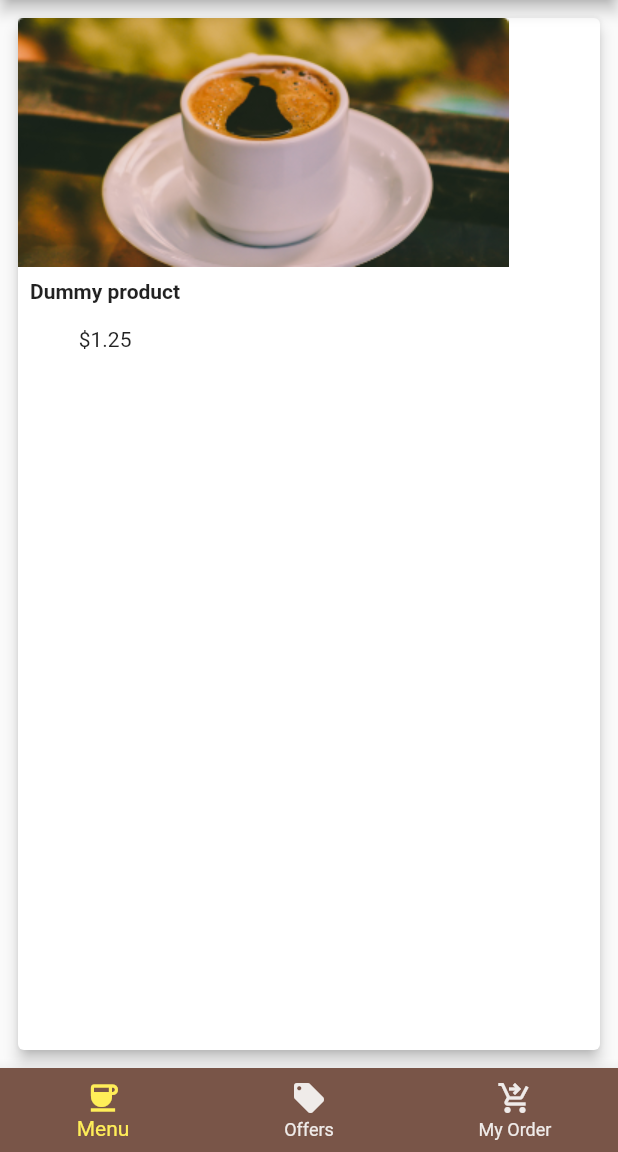
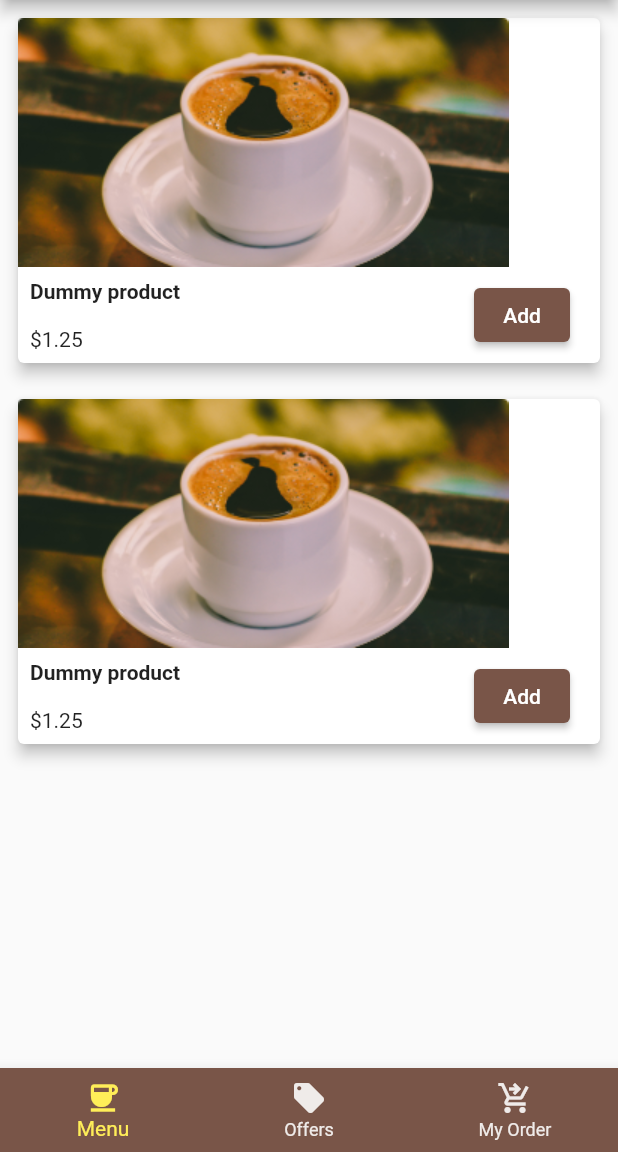
Before and after one commit to codewithdarkwa/coffee-app, a Flutter app: the screen it shows after launch, on a phone screen of 412 x 824 dp, the part 84-1236 px from its top. Run offline on Flutter 3.47's test engine with Material 2 defaults, Android fonts, the phone set to English and light mode, and no system bars.

Commit message:
add a button

```diff
--- a/lib/pages/menupage.dart
+++ b/lib/pages/menupage.dart
@@ -8,7 +8,10 @@ class MenuPage extends StatelessWidget {
   @override
   Widget build(BuildContext context) {
     var p = Product(id: 1, name: "Dummy product", price: 1.25, image: "");
-    return ProductItem(product: p);
+    var q = Product(id: 1, name: "Dummy product", price: 1.25, image: "");
+    return ListView(
+      children: [ProductItem(product: p), ProductItem(product: q)],
+    );
   }
 }
 
@@ -28,8 +31,9 @@ class ProductItem extends StatelessWidget {
             crossAxisAlignment: CrossAxisAlignment.start,
             children: [
               Image.asset('images/black_coffee.png'),
-              Row(children: [
+              Row(mainAxisAlignment: MainAxisAlignment.spaceBetween, children: [
                 Column(
+                  crossAxisAlignment: CrossAxisAlignment.start,
                   children: [
                     Padding(
                       padding: const EdgeInsets.all(8.0),
@@ -44,6 +48,13 @@ class ProductItem extends StatelessWidget {
                     ),
                   ],
                 ),
+                Padding(
+                  padding: const EdgeInsets.only(right: 20.0),
+                  child: ElevatedButton(
+                    onPressed: () {},
+                    child: const Text("Add"),
+                  ),
+                ),
               ])
             ],
           ),
```
